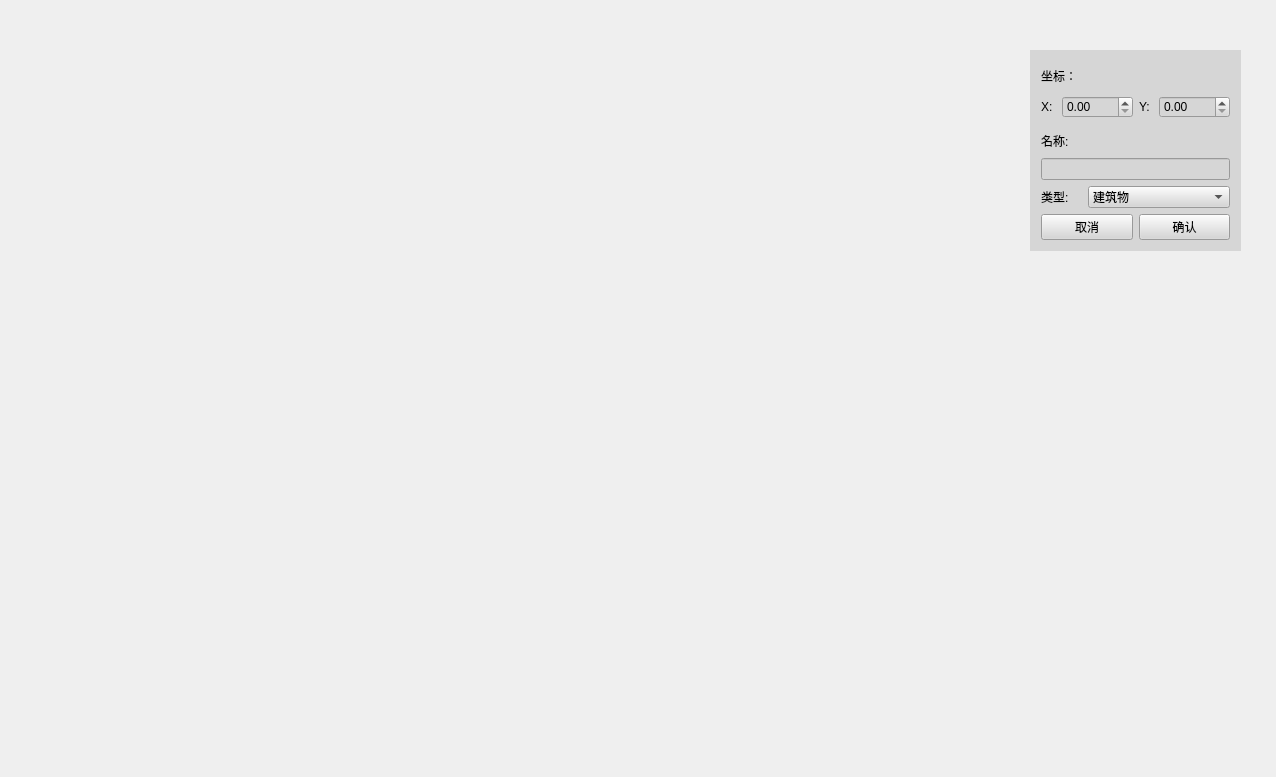
The window that MianWindow.ui (ArtdragonXoX/Campus-Navigation) describes before a commit, drawn with Qt 5.
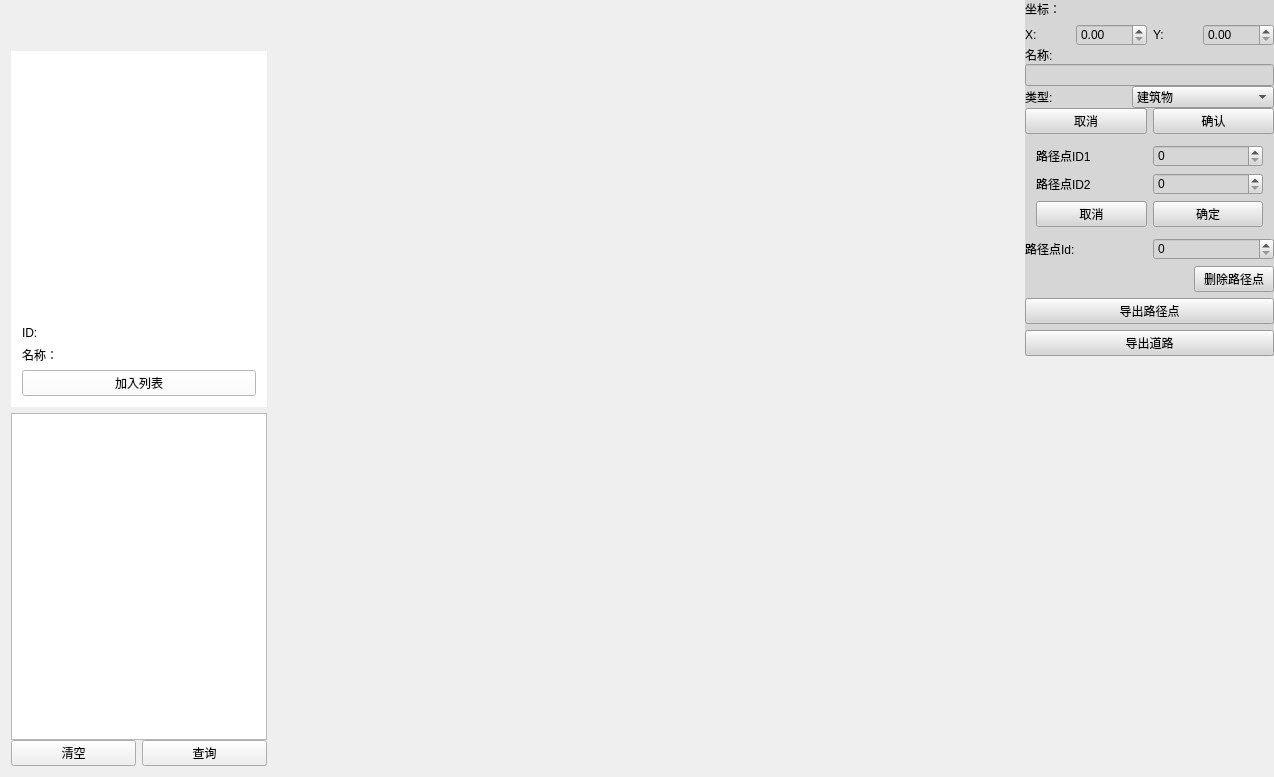
The same window after the commit. Custom widgets are drawn as their Qt base class.

Diff of the .ui file:
```diff
--- a/MianWindow.ui
+++ b/MianWindow.ui
@@ -6,7 +6,7 @@
    <rect>
     <x>0</x>
     <y>0</y>
-    <width>1276</width>
+    <width>1274</width>
     <height>777</height>
    </rect>
   </property>
@@ -14,7 +14,7 @@
    <string>校园行走最优路径查询系统</string>
   </property>
   <widget class="QWidget" name="centralWidget">
-   <layout class="QVBoxLayout" name="verticalLayout">
+   <layout class="QHBoxLayout" name="horizontalLayout_8">
     <property name="spacing">
      <number>0</number>
     </property>
@@ -32,7 +32,7 @@
     </property>
     <item>
      <widget class="QWidget" name="MainWidget" native="true">
-      <layout class="QVBoxLayout" name="verticalLayout_2">
+      <layout class="QHBoxLayout" name="horizontalLayout_9">
        <property name="spacing">
         <number>0</number>
        </property>
@@ -50,19 +50,197 @@
        </property>
        <item>
         <widget class="MapView" name="mapWidget" native="true">
+         <layout class="QHBoxLayout" name="horizontalLayout_10" stretch="0,3,1">
+          <property name="spacing">
+           <number>0</number>
+          </property>
+          <property name="leftMargin">
+           <number>0</number>
+          </property>
+          <property name="topMargin">
+           <number>0</number>
+          </property>
+          <property name="rightMargin">
+           <number>0</number>
+          </property>
+          <property name="bottomMargin">
+           <number>0</number>
+          </property>
+          <item>
+           <widget class="QWidget" name="userWidget" native="true">
+            <layout class="QVBoxLayout" name="verticalLayout_10" stretch="0,1,1">
+             <item>
+              <spacer name="verticalSpacer_3">
+               <property name="orientation">
+                <enum>Qt::Vertical</enum>
+               </property>
+               <property name="sizeHint" stdset="0">
+                <size>
+                 <width>20</width>
+                 <height>40</height>
+                </size>
+               </property>
+              </spacer>
+             </item>
+             <item>
+              <widget class="QWidget" name="buildingsInfoWidget" native="true">
+               <property name="styleSheet">
+                <string notr="true">background-color: rgb(255, 255, 255);</string>
+               </property>
+               <layout class="QVBoxLayout" name="verticalLayout_2">
+                <item>
+                 <spacer name="verticalSpacer_4">
+                  <property name="orientation">
+                   <enum>Qt::Vertical</enum>
+                  </property>
+                  <property name="sizeHint" stdset="0">
+                   <size>
+                    <width>20</width>
+                    <height>40</height>
+                   </size>
+                  </property>
+                 </spacer>
+                </item>
+                <item>
+                 <layout class="QHBoxLayout" name="horizontalLayout_12">
+                  <item>
+                   <widget class="QLabel" name="label_9">
+                    <property name="text">
+                     <string>ID:</string>
+                    </property>
+                   </widget>
+                  </item>
+                  <item>
+                   <widget class="QLabel" name="buildingsInfoID">
+                    <property name="text">
+                     <string/>
+                    </property>
+                   </widget>
+                  </item>
+                 </layout>
+                </item>
+                <item>
+                 <layout class="QHBoxLayout" name="horizontalLayout_11">
+                  <item>
+                   <widget class="QLabel" name="label_8">
+                    <property name="text">
+                     <string>名称：</string>
+                    </property>
+                   </widget>
+                  </item>
+                  <item>
+                   <widget class="QLabel" name="buildingsInfoName">
+                    <property name="text">
+                     <string/>
+                    </property>
+                   </widget>
+                  </item>
+                 </layout>
+                </item>
+                <item>
+                 <widget class="QPushButton" name="addBuildingsToListPushButton">
+                  <property name="text">
+                   <string>加入列表</string>
+                  </property>
+                 </widget>
+                </item>
+               </layout>
+              </widget>
+             </item>
+             <item>
+              <widget class="QWidget" name="widget_2" native="true">
+               <property name="maximumSize">
+                <size>
+                 <width>16777215</width>
+                 <height>353</height>
+                </size>
+               </property>
+               <layout class="QVBoxLayout" name="verticalLayout_9">
+                <property name="spacing">
+                 <number>0</number>
+                </property>
+                <property name="leftMargin">
+                 <number>0</number>
+                </property>
+                <property name="topMargin">
+                 <number>0</number>
+                </property>
+                <property name="rightMargin">
+                 <number>0</number>
+                </property>
+                <property name="bottomMargin">
+                 <number>0</number>
+                </property>
+                <item>
+                 <widget class="QListWidget" name="buildingsListWidget">
+                  <property name="maximumSize">
+                   <size>
+                    <width>16777215</width>
+                    <height>327</height>
+                   </size>
+                  </property>
+                 </widget>
+                </item>
+                <item>
+                 <layout class="QHBoxLayout" name="horizontalLayout_7">
+                  <item>
+                   <widget class="QPushButton" name="buildingsListClearPushButton">
+                    <property name="text">
+                     <string>清空</string>
+                    </property>
+                   </widget>
+                  </item>
+                  <item>
+                   <widget class="QPushButton" name="buildingsListQueryPushButton">
+                    <property name="text">
+                     <string>查询</string>
+                    </property>
+                   </widget>
+                  </item>
+                 </layout>
+                </item>
+               </layout>
+              </widget>
+             </item>
+            </layout>
+           </widget>
+          </item>
+          <item>
+           <spacer name="horizontalSpacer">
+            <property name="orientation">
+             <enum>Qt::Horizontal</enum>
+            </property>
+            <property name="sizeHint" stdset="0">
+             <size>
+              <width>759</width>
+              <height>20</height>
+             </size>
+            </property>
+           </spacer>
+          </item>
+          <item>
+           <layout class="QVBoxLayout" name="verticalLayout_8">
+            <item>
          <widget class="QWidget" name="addWayPointWidget" native="true">
-          <property name="geometry">
-           <rect>
-            <x>1030</x>
-            <y>50</y>
-            <width>211</width>
-            <height>201</height>
-           </rect>
-          </property>
           <property name="styleSheet">
            <string notr="true">background-color: rgb(214, 214, 214);</string>
           </property>
-          <layout class="QVBoxLayout" name="verticalLayout_5">
+              <layout class="QVBoxLayout" name="verticalLayout_5" stretch="1,1,1,1,1,2">
+               <property name="spacing">
+                <number>0</number>
+               </property>
+               <property name="leftMargin">
+                <number>0</number>
+               </property>
+               <property name="topMargin">
+                <number>0</number>
+               </property>
+               <property name="rightMargin">
+                <number>0</number>
+               </property>
+               <property name="bottomMargin">
+                <number>0</number>
+               </property>
            <item>
             <layout class="QVBoxLayout" name="verticalLayout_3">
              <item>
@@ -127,6 +305,12 @@
             <layout class="QHBoxLayout" name="horizontalLayout_2">
              <item>
               <widget class="QLabel" name="label_5">
+                   <property name="maximumSize">
+                    <size>
+                     <width>16777215</width>
+                     <height>20</height>
+                    </size>
+                   </property>
                <property name="text">
                 <string>类型:</string>
                </property>
@@ -166,8 +350,171 @@
              </item>
             </layout>
            </item>
-          </layout>
-         </widget>
+               <item>
+                <widget class="QWidget" name="widget" native="true">
+                 <layout class="QVBoxLayout" name="verticalLayout_7">
+                  <item>
+                   <layout class="QVBoxLayout" name="verticalLayout_6">
+                    <item>
+                     <layout class="QHBoxLayout" name="horizontalLayout_4">
+                      <item>
+                       <widget class="QLabel" name="label_6">
+                        <property name="text">
+                         <string>路径点ID1</string>
+                        </property>
+                       </widget>
+                      </item>
+                      <item>
+                       <widget class="QSpinBox" name="wayPointID1spinBox"/>
+                      </item>
+                     </layout>
+                    </item>
+                    <item>
+                     <layout class="QHBoxLayout" name="horizontalLayout_5">
+                      <item>
+                       <widget class="QLabel" name="label_7">
+                        <property name="text">
+                         <string>路径点ID2</string>
+                        </property>
+                       </widget>
+                      </item>
+                      <item>
+                       <widget class="QSpinBox" name="wayPointID2spinBox"/>
+                      </item>
+                     </layout>
+                    </item>
+                   </layout>
+                  </item>
+                  <item>
+                   <layout class="QHBoxLayout" name="horizontalLayout_6">
+                    <item>
+                     <widget class="QPushButton" name="addRoadCancelPushButton">
+                      <property name="text">
+                       <string>取消</string>
+                      </property>
+                     </widget>
+                    </item>
+                    <item>
+                     <widget class="QPushButton" name="addRoadConfirmPushButton">
+                      <property name="text">
+                       <string>确定</string>
+                      </property>
+                     </widget>
+                    </item>
+                   </layout>
+                  </item>
+                 </layout>
+                </widget>
+               </item>
+               <item>
+                <widget class="QWidget" name="widget_3" native="true">
+                 <layout class="QHBoxLayout" name="horizontalLayout_15">
+                  <property name="spacing">
+                   <number>0</number>
+                  </property>
+                  <property name="leftMargin">
+                   <number>0</number>
+                  </property>
+                  <property name="topMargin">
+                   <number>0</number>
+                  </property>
+                  <property name="rightMargin">
+                   <number>0</number>
+                  </property>
+                  <property name="bottomMargin">
+                   <number>0</number>
+                  </property>
+                  <item>
+                   <layout class="QVBoxLayout" name="verticalLayout">
+                    <item>
+                     <layout class="QHBoxLayout" name="horizontalLayout_13">
+                      <item>
+                       <widget class="QLabel" name="label_10">
+                        <property name="text">
+                         <string>路径点Id:</string>
+                        </property>
+                       </widget>
+                      </item>
+                      <item>
+                       <widget class="QSpinBox" name="wayPointIdSpinBox"/>
+                      </item>
+                     </layout>
+                    </item>
+                    <item>
+                     <layout class="QHBoxLayout" name="horizontalLayout_14">
+                      <item>
+                       <spacer name="horizontalSpacer_2">
+                        <property name="orientation">
+                         <enum>Qt::Horizontal</enum>
+                        </property>
+                        <property name="sizeHint" stdset="0">
+                         <size>
+                          <width>40</width>
+                          <height>20</height>
+                         </size>
+                        </property>
+                       </spacer>
+                      </item>
+                      <item>
+                       <widget class="QPushButton" name="deletePushButton">
+                        <property name="text">
+                         <string>删除路径点</string>
+                        </property>
+                       </widget>
+                      </item>
+                     </layout>
+                    </item>
+                    <item>
+                     <widget class="QPushButton" name="exportWayPointPushButton">
+                      <property name="text">
+                       <string>导出路径点</string>
+                      </property>
+                     </widget>
+                    </item>
+                    <item>
+                     <widget class="QPushButton" name="exportRoadPushButton">
+                      <property name="text">
+                       <string>导出道路</string>
+                      </property>
+                     </widget>
+                    </item>
+                   </layout>
+                  </item>
+                 </layout>
+                </widget>
+               </item>
+              </layout>
+             </widget>
+            </item>
+            <item>
+             <spacer name="verticalSpacer_2">
+              <property name="orientation">
+               <enum>Qt::Vertical</enum>
+              </property>
+              <property name="sizeHint" stdset="0">
+               <size>
+                <width>20</width>
+                <height>40</height>
+               </size>
+              </property>
+             </spacer>
+            </item>
+            <item>
+             <spacer name="verticalSpacer">
+              <property name="orientation">
+               <enum>Qt::Vertical</enum>
+              </property>
+              <property name="sizeHint" stdset="0">
+               <size>
+                <width>20</width>
+                <height>40</height>
+               </size>
+              </property>
+             </spacer>
+            </item>
+           </layout>
+          </item>
+         </layout>
         </widget>
        </item>
       </layout>
```
Lines whose indentation alone changed are shown as unchanged.
